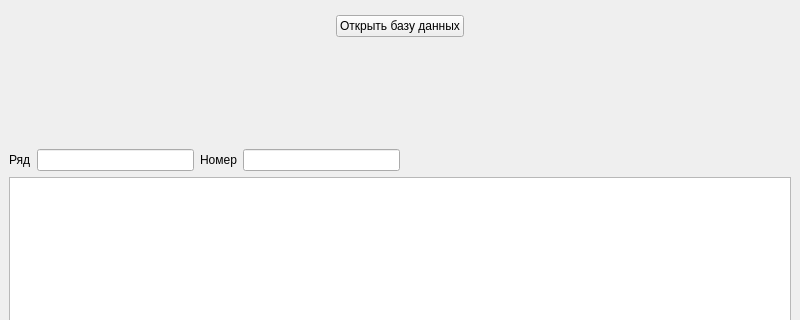
Old version of the form ui/main_window.ui in the repository fixtik/Garage_base; both pictures show x 0 to 800 and y 139 to 459 of the 800 by 600 pixel window.
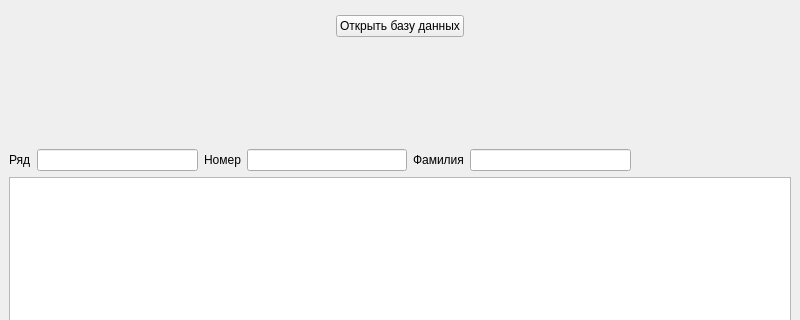
New version of the form.

Diff of the .ui file:
```diff
--- a/ui/main_window.ui
+++ b/ui/main_window.ui
@@ -90,8 +90,6 @@
                     </layout>
                 </item>
                 <item>
-                    <layout class="QHBoxLayout" name="horizontalLayout_3">
-                        <item>
                             <layout class="QHBoxLayout" name="horizontalLayout_2">
                                 <item>
                                     <widget class="QLabel" name="row_label">
@@ -113,7 +111,15 @@
                                 <item>
                                     <widget class="QLineEdit" name="num_lineEdit"/>
                                 </item>
-                            </layout>
+                        <item>
+                            <widget class="QLabel" name="fam_label">
+                                <property name="text">
+                                    <string>Фамилия</string>
+                                </property>
+                            </widget>
+                        </item>
+                        <item>
+                            <widget class="QLineEdit" name="fam_lineEdit"/>
                         </item>
                         <item>
                             <spacer name="horizontalSpacer_3">
```
Lines whose indentation alone changed are shown as unchanged.
